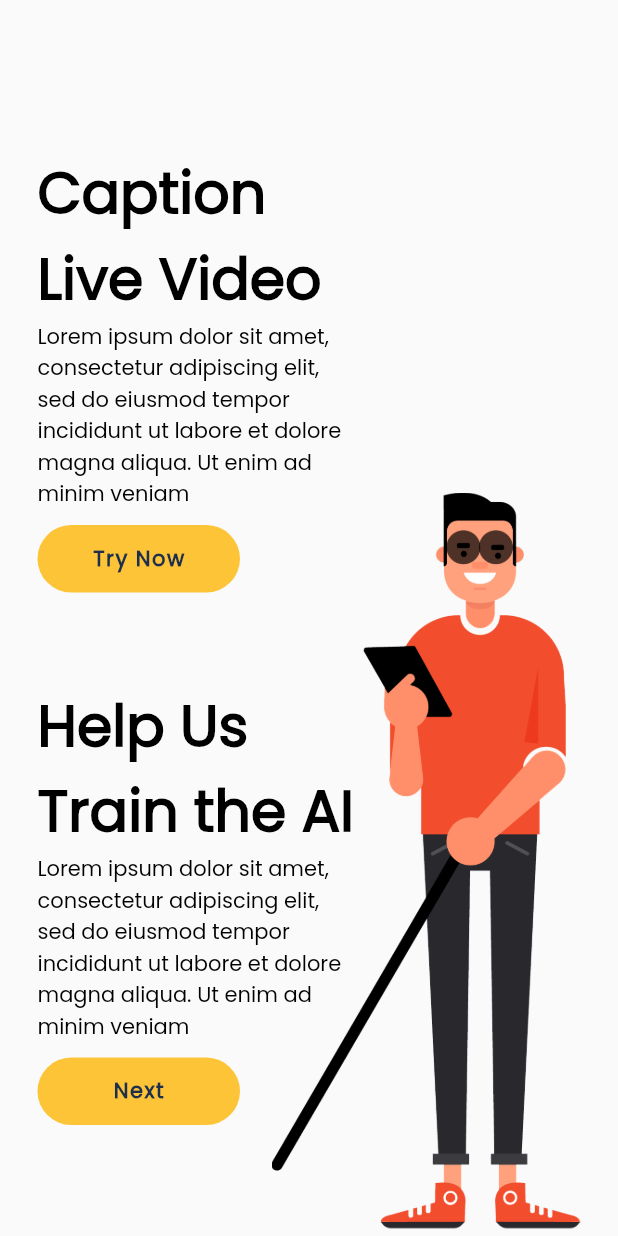
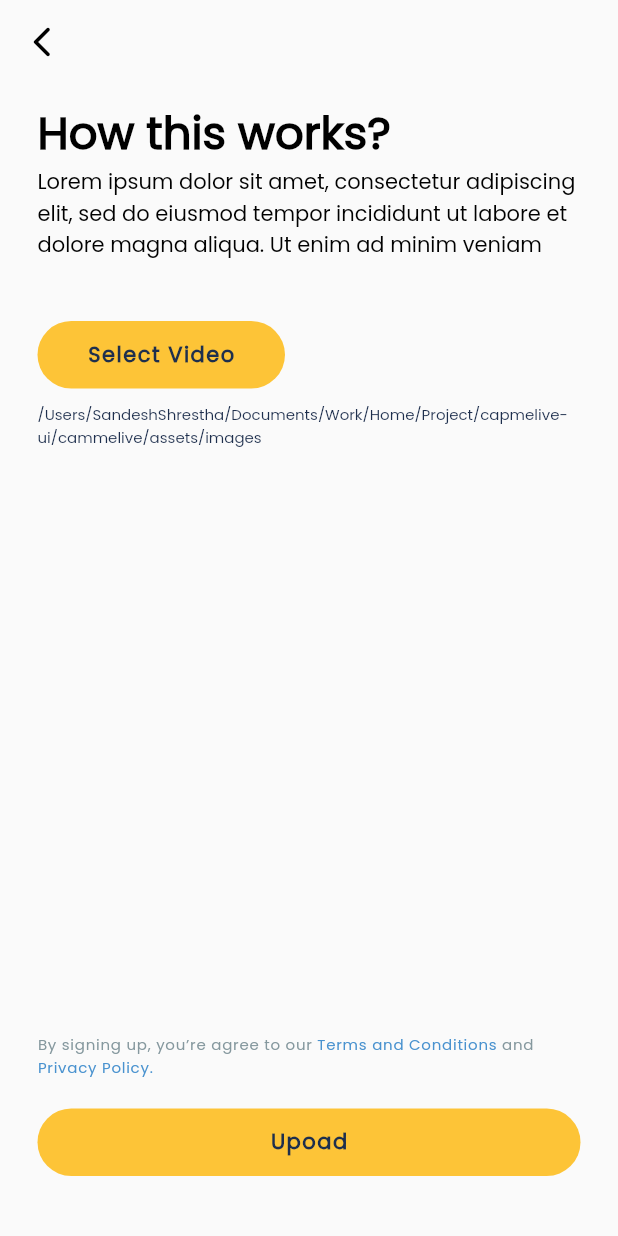
Before and after one commit to Hakudon/capmelive-ui, a Flutter app: the screen it shows after launch, after a tap on "Next", on a phone screen of 412 x 824 dp. Run offline on Flutter 3.47's test engine with Material 2 defaults, Android fonts, the phone set to English and light mode, and no system bars.

Commit message:
ui: create upload video screen

```diff
--- a/cammelive/lib/screens/home.dart
+++ b/cammelive/lib/screens/home.dart
@@ -1,4 +1,7 @@
 import 'package:cammelive/constants/assets_path.dart';
+import 'package:cammelive/screens/live_caption.dart';
+import 'package:cammelive/screens/upload_video.dart';
+import 'package:cammelive/utils/navigator.dart';
 import 'package:cammelive/widgets/custom_button.dart';
 import 'package:cammelive/widgets/title_sub_text.dart';
 import 'package:flutter/material.dart';
@@ -27,7 +30,10 @@ class HomeScreen extends StatelessWidget {
                   ),
                   customButton(
                     "Try Now",
-                    onPress: () {},
+                    onPress: () => navigateTo(
+                      context: context,
+                      screen: const LiveCaptionScreen(),
+                    ),
                   ),
                   const SizedBox(
                     height: 60,
@@ -41,7 +47,10 @@ class HomeScreen extends StatelessWidget {
                   ),
                   customButton(
                     "Next",
-                    onPress: () {},
+                    onPress: () => navigateTo(
+                      context: context,
+                      screen: const UploadVideoScreen(),
+                    ),
                   ),
                 ],
               ),
--- a/cammelive/lib/screens/live_caption.dart
+++ b/cammelive/lib/screens/live_caption.dart
@@ -0,0 +1,11 @@
+import 'package:flutter/src/widgets/framework.dart';
+import 'package:flutter/src/widgets/placeholder.dart';
+
+class LiveCaptionScreen extends StatelessWidget {
+  const LiveCaptionScreen({super.key});
+
+  @override
+  Widget build(BuildContext context) {
+    return const Placeholder();
+  }
+}
--- a/cammelive/lib/screens/upload_video.dart
+++ b/cammelive/lib/screens/upload_video.dart
@@ -0,0 +1,93 @@
+import 'package:cammelive/constants/colors.dart';
+import 'package:cammelive/constants/text_styles.dart';
+import 'package:cammelive/utils/navigator.dart';
+import 'package:cammelive/widgets/custom_button.dart';
+import 'package:cammelive/widgets/title_sub_text.dart';
+import 'package:flutter/material.dart';
+
+class UploadVideoScreen extends StatelessWidget {
+  const UploadVideoScreen({super.key});
+
+  @override
+  Widget build(BuildContext context) {
+    return Scaffold(
+      appBar: AppBar(
+        backgroundColor: Colors.transparent,
+        elevation: 0,
+        leading: IconButton(
+          onPressed: () => navigateBack(context: context),
+          icon: const Icon(
+            Icons.arrow_back_ios_new_rounded,
+            color: Colors.black,
+          ),
+        ),
+      ),
+      body: Padding(
+        padding: const EdgeInsets.only(
+          left: 25,
+          right: 25,
+          top: 10,
+          bottom: 40,
+        ),
+        child: Column(
+          crossAxisAlignment: CrossAxisAlignment.start,
+          children: [
+            titleSubTitleText(
+              context,
+              title: "How this works?",
+              subTitle:
+                  "Lorem ipsum dolor sit amet, consectetur adipiscing elit, sed do eiusmod tempor incididunt ut labore et dolore magna aliqua. Ut enim ad minim veniam",
+              subTitleWidth: 1,
+              isMainTitle: false,
+            ),
+            const SizedBox(
+              height: 40,
+            ),
+            customButton(
+              "Select Video",
+              onPress: () {},
+              width: 165,
+            ),
+            const SizedBox(
+              height: 10,
+            ),
+            Text(
+              "/Users/SandeshShrestha/Documents/Work/Home/Project/capmelive-ui/cammelive/assets/images",
+              style: subNormalStyle(
+                  weight: FontWeight.w400, color: AppColor.secondaryColor),
+            ),
+            Expanded(child: Container()),
+            RichText(
+              text: TextSpan(
+                text: 'By signing up, you’re agree to our ',
+                style: subNormalStyle(
+                        weight: FontWeight.w500, color: AppColor.fadeTextColor)
+                    .copyWith(letterSpacing: 0.5),
+                children: [
+                  TextSpan(
+                    text: 'Terms and Conditions ',
+                    style: subNormalStyle(
+                        weight: FontWeight.w500, color: AppColor.fadeBlueColor),
+                  ),
+                  const TextSpan(
+                    text: 'and ',
+                  ),
+                  TextSpan(
+                    text: 'Privacy Policy.',
+                    style: subNormalStyle(
+                        weight: FontWeight.w500, color: AppColor.fadeBlueColor),
+                  ),
+                ],
+              ),
+            ),
+            const SizedBox(
+              height: 20,
+            ),
+            customButton("Upoad",
+                width: MediaQuery.of(context).size.width, onPress: () {})
+          ],
+        ),
+      ),
+    );
+  }
+}
--- /dev/null
+++ b/cammelive/lib/utils/navigator.dart
@@ -0,0 +1,34 @@
+import 'package:flutter/material.dart';
+
+//push screen to stack and navigate to following Screen
+navigateTo({required BuildContext context, required Widget screen, state}) {
+  Navigator.push(
+    context,
+    MaterialPageRoute(builder: (BuildContext context) => screen),
+  );
+}
+
+navigateAndRestore({required BuildContext context, required Widget screen}) {
+  Navigator.of(context)
+      .push(MaterialPageRoute(builder: (BuildContext context) => screen))
+      .then((val) {});
+}
+
+//Replace previous screen from stack and set new screen as the previous stack
+navigateToReplace({required BuildContext context, required Widget screen}) {
+  Navigator.pushReplacement(
+      context, MaterialPageRoute(builder: (BuildContext context) => screen));
+}
+
+//Remove all previous stack screen and set new screen as the first
+navigateAndRemoveUntil(
+    {required BuildContext context, required Widget screen}) {
+  Navigator.of(context).pushAndRemoveUntil(
+      MaterialPageRoute(builder: (context) => screen),
+      (Route<dynamic> route) => false);
+}
+
+//go back to previous page
+navigateBack({required BuildContext context}) {
+  return Navigator.pop(context);
+}
--- a/cammelive/lib/widgets/title_sub_text.dart
+++ b/cammelive/lib/widgets/title_sub_text.dart
@@ -5,16 +5,20 @@ Column titleSubTitleText(
   context, {
   required String title,
   required String subTitle,
+  double subTitleWidth = 0.50,
+  isMainTitle = true,
 }) {
   return Column(
     crossAxisAlignment: CrossAxisAlignment.start,
     children: [
       Text(
         title,
-        style: headingStyle(weight: FontWeight.bold, color: Colors.black),
+        style: isMainTitle
+            ? headingStyle(weight: FontWeight.bold, color: Colors.black)
+            : subHeadingStyle(weight: FontWeight.bold, color: Colors.black),
       ),
       SizedBox(
-        width: MediaQuery.of(context).size.width * 0.50,
+        width: MediaQuery.of(context).size.width * subTitleWidth,
         child: Text(subTitle,
             style: normalStyle(weight: FontWeight.normal, color: Colors.black)),
       )
```
